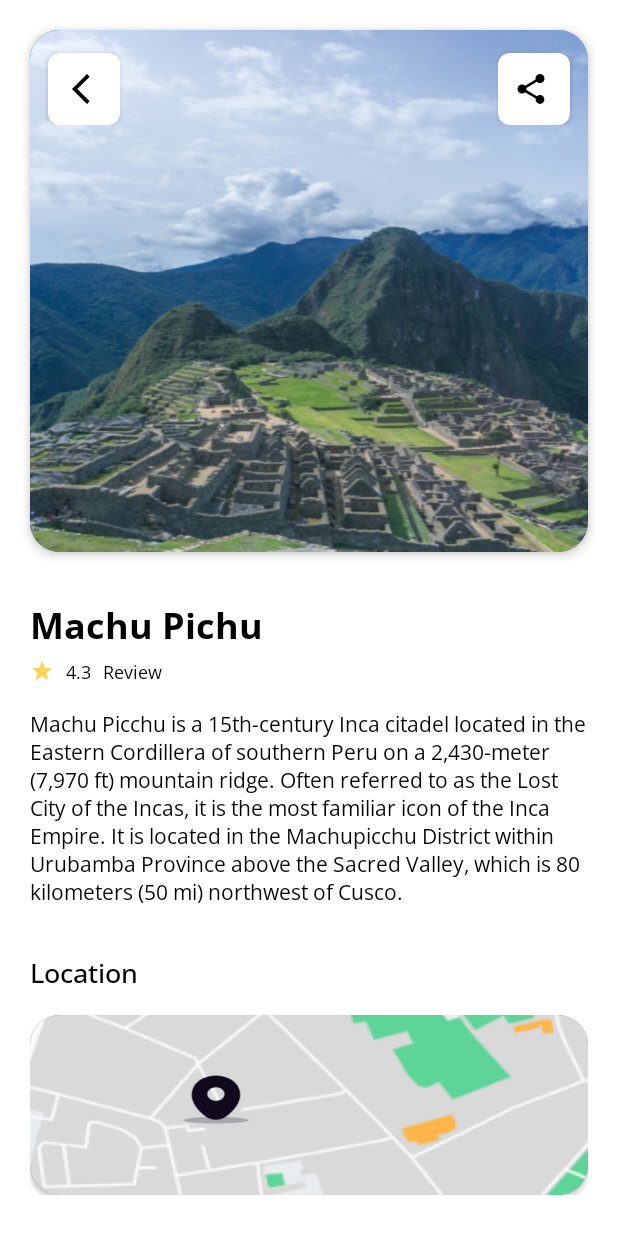
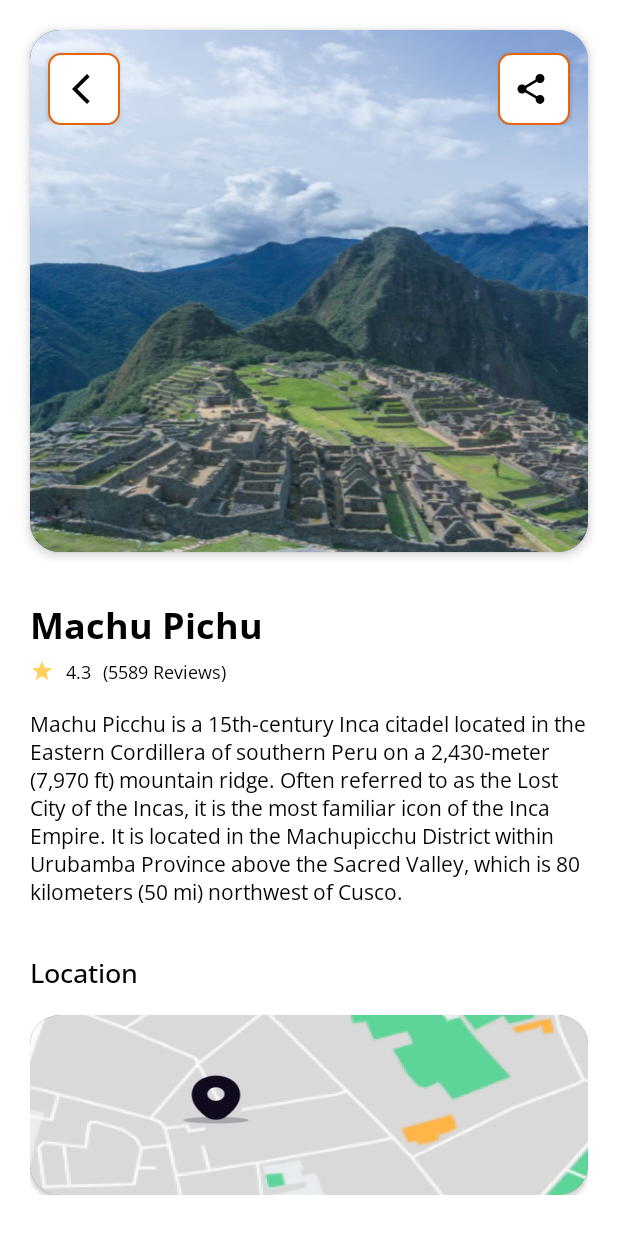
Before and after one commit to ryhn7/traveler, an Android app: the screen it shows after launch (DetailActivity), after a tap on "4.3", on a phone screen of 412 x 824 dp. Run offline under Robolectric (Android 15) with nearby library versions, the phone set to English and light mode, and no system bars.

Commit message:
back and share button are work

```diff
--- a/app/src/main/java/com/example/traveler/DetailActivity.kt
+++ b/app/src/main/java/com/example/traveler/DetailActivity.kt
@@ -1,5 +1,6 @@
 package com.example.traveler
 
+import android.content.Intent
 import android.os.Build
 import androidx.appcompat.app.AppCompatActivity
 import android.os.Bundle
@@ -31,6 +32,22 @@ class DetailActivity : AppCompatActivity() {
             binding.tvDetailRating.text = place.rating
             binding.tvDetailPriceValue.text = place.price
             binding.tvDetailPlaceLocation.text = place.description
+            binding.tvDetailReview.text = place.review
+        }
+
+//        on click back button, go back to main activity
+        binding.btnDetailBack.setOnClickListener {
+            finish()
+        }
+
+//        on click share button, share the place
+        binding.btnDetailActionShare.setOnClickListener {
+            val shareIntent = Intent().apply {
+                action = Intent.ACTION_SEND
+                putExtra(Intent.EXTRA_TEXT, "Hey, check out this place ${place?.name} in ${place?.location}")
+                type = "text/plain"
+            }
+            startActivity(shareIntent)
         }
 
     }
--- a/app/src/main/java/com/example/traveler/MainActivity.kt
+++ b/app/src/main/java/com/example/traveler/MainActivity.kt
@@ -14,7 +14,7 @@ class MainActivity : AppCompatActivity() {
     private var listCategory = ArrayList<Category>()
     private var listPlace = ArrayList<Place>()
 
-    companion object{
+    companion object {
         const val EXTRA_PLACE = "extra_place"
     }
 
@@ -75,11 +75,20 @@ class MainActivity : AppCompatActivity() {
         val placeLocation = resources.getStringArray(R.array.place_location)
         val placePrice = resources.getStringArray(R.array.place_price)
         val placeDescription = resources.getStringArray(R.array.place_description)
+        val placeReview = resources.getStringArray(R.array.place_review)
 
         val lists = ArrayList<Place>()
 
         for (i in placeRating.indices) {
-            val place = Place(placeRating[i], placePhoto.getResourceId(i, -1), placeName[i], placeLocation[i], placePrice[i], placeDescription[i])
+            val place = Place(
+                placeRating[i],
+                placePhoto.getResourceId(i, -1),
+                placeName[i],
+                placeLocation[i],
+                placePrice[i],
+                placeDescription[i],
+                placeReview[i]
+            )
             lists.add(place)
         }
         return lists
--- a/app/src/main/java/com/example/traveler/Place.kt
+++ b/app/src/main/java/com/example/traveler/Place.kt
@@ -11,4 +11,5 @@ data class Place(
     val location: String,
     val price: String,
     val description: String,
+    val review : String
 ) : Parcelable
--- a/app/src/main/res/drawable/detail_button_top.xml
+++ b/app/src/main/res/drawable/detail_button_top.xml
@@ -5,6 +5,10 @@
     <corners
         android:radius="8dp"
         />
+    <stroke
+        android:color="@color/orange"
+        android:width="1dp"
+        />
     <solid
         android:color="@color/white"
         />
--- a/app/src/main/res/layout/activity_detail.xml
+++ b/app/src/main/res/layout/activity_detail.xml
@@ -44,7 +44,7 @@
                     android:padding="10dp" />
 
                 <Button
-                    android:id="@+id/btn_detail_share"
+                    android:id="@+id/btn_detail_action_share"
                     android:layout_width="48dp"
                     android:layout_height="48dp"
                     android:layout_alignParentEnd="true"
--- a/app/src/main/res/values/strings.xml
+++ b/app/src/main/res/values/strings.xml
@@ -80,6 +80,19 @@
         <item>$20</item>
     </string-array>
 
+    <string-array name="place_review">
+        <item>(8568 Reviews)</item>
+        <item>(5589 Reviews)</item>
+        <item>(10.536 Reviews)</item>
+        <item>(7654 Reviews)</item>
+        <item>(15.423 Reviews)</item>
+        <item>(6398 Reviews)</item>
+        <item>(7254 Reviews)</item>
+        <item>(7534 Reviews)</item>
+        <item>(24.876 Reviews)</item>
+        <item>(10.276 Reviews)</item>
+    </string-array>
+
     <string-array name="place_description">
         <item>The Tokyo Tower is a communications and observation tower in the Shiba-koen district of Minato, Tokyo, Japan, built in 1958. At 332.9 meters (1,092 ft), it is the second-tallest structure in Japan. The structure is an Eiffel Tower-inspired lattice tower that is painted white and international orange to comply with air safety regulations.</item>
         <item>Machu Picchu is a 15th-century Inca citadel located in the Eastern Cordillera of southern Peru on a 2,430-meter (7,970 ft) mountain ridge. Often referred to as the "Lost City of the Incas", it is the most familiar icon of the Inca Empire. It is located in the Machupicchu District within Urubamba Province above the Sacred Valley, which is 80 kilometers (50 mi) northwest of Cusco.</item>
```
